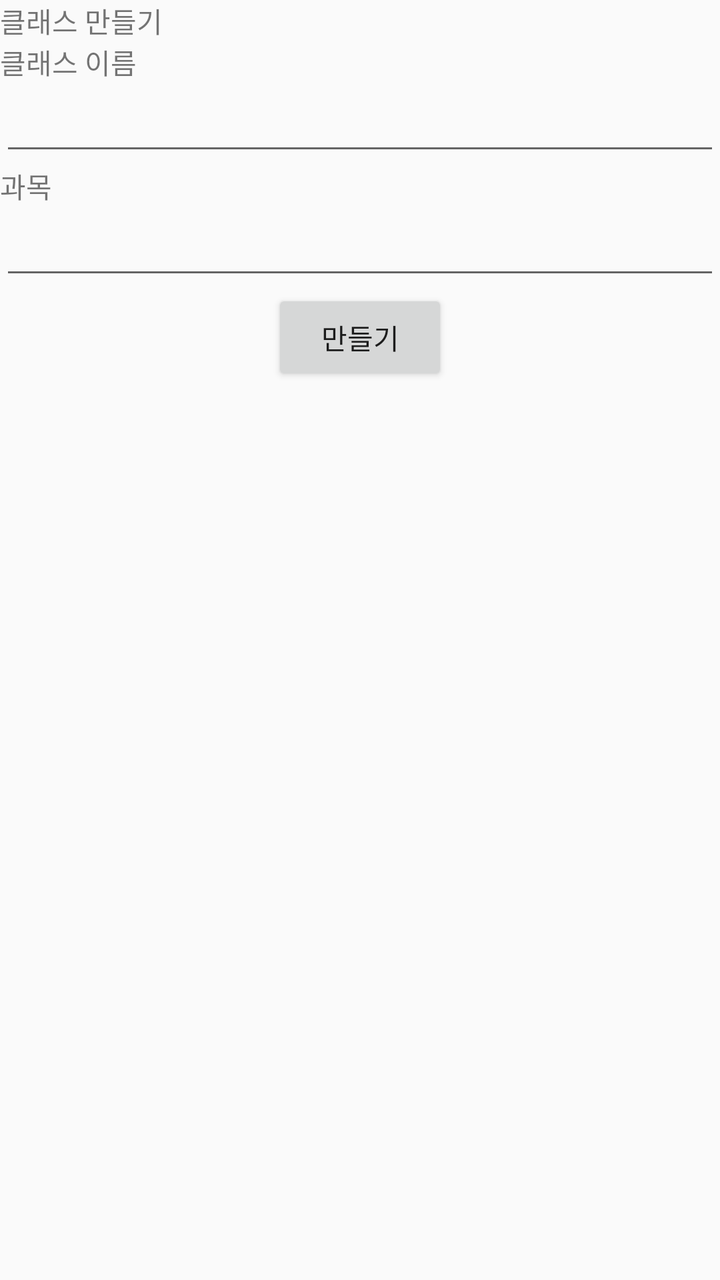
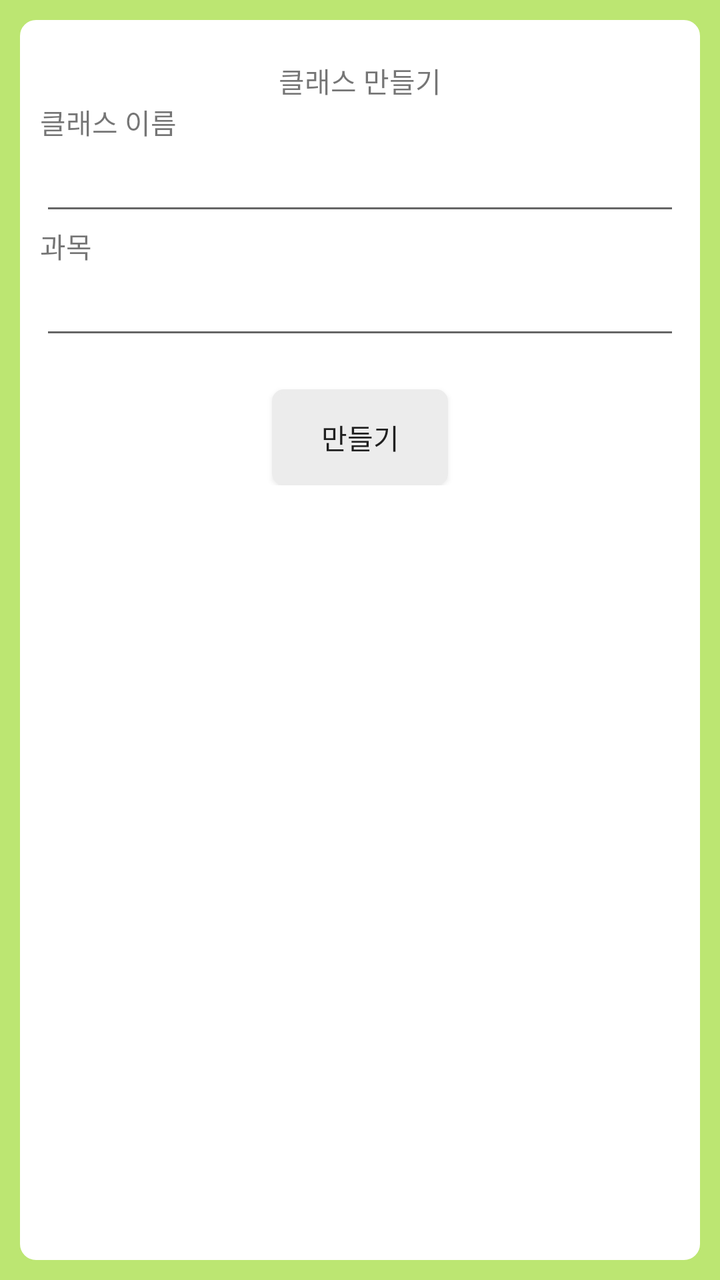

The first picture is an Android layout as it rendered before a commit; the second is the same layout after the commit. The layout source and the unified diff follow.
<!-- AndroidManifest.xml: application theme Theme.AppCompat.Light.DarkActionBar -->
<!-- res/layout/activity_create_by_t.xml -->
<?xml version="1.0" encoding="utf-8"?>
<LinearLayout xmlns:android="http://schemas.android.com/apk/res/android"
    android:layout_width="match_parent"
    android:layout_height="match_parent"
    android:orientation="vertical">

    <LinearLayout
        android:layout_width="match_parent"
        android:layout_height="wrap_content"
        android:orientation="vertical">

        <TextView
            android:layout_width="wrap_content"
            android:layout_height="wrap_content"
            android:text="클래스 만들기"/>

        <TableLayout
            android:layout_width="match_parent"
            android:layout_height="wrap_content"
            android:shrinkColumns="0"
            android:stretchColumns="0">

            <TextView
                android:text="클래스 이름"
                android:layout_gravity="center"/>
            <EditText
                android:inputType="text"/>

            <TextView
                android:text="과목"
                android:layout_gravity="center"/>
            <EditText
                android:inputType="text"/>

        </TableLayout>

        <Button
            android:layout_width="wrap_content"
            android:layout_height="wrap_content"
            android:layout_gravity="center"
            android:text="만들기"/>

    </LinearLayout>
</LinearLayout>
<!-- resources referenced by this layout -->
<resources>

</resources>

<!-- the commit's change to res/layout/activity_create_by_t.xml (unified diff, before → after) -->
@@ -2,14 +2,23 @@
 <LinearLayout xmlns:android="http://schemas.android.com/apk/res/android"
     android:layout_width="match_parent"
     android:layout_height="match_parent"
+    android:background="#BCE672"
+    android:padding="10dp"
     android:orientation="vertical">
+<LinearLayout
+    android:layout_width="match_parent"
+    android:layout_height="match_parent"
+    android:background="@drawable/border">
 
     <LinearLayout
         android:layout_width="match_parent"
         android:layout_height="wrap_content"
+        android:layout_margin="10dp"
         android:orientation="vertical">
 
         <TextView
+            android:layout_marginTop="10dp"
+            android:layout_gravity="center"
             android:layout_width="wrap_content"
             android:layout_height="wrap_content"
             android:text="클래스 만들기"/>
@@ -35,6 +44,8 @@
         </TableLayout>
 
         <Button
+            android:background="@drawable/btn_re"
+            android:layout_marginTop="20dp"
             android:layout_width="wrap_content"
             android:layout_height="wrap_content"
             android:layout_gravity="center"
@@ -42,3 +53,4 @@
 
     </LinearLayout>
 </LinearLayout>
+</LinearLayout>
<!-- resource entries referenced after the edit -->
@@ -1,5 +1,37 @@
 <!-- resources referenced by this layout -->
 <resources>
-
+  <!-- drawable border (drawable) -->
+  <?xml version="1.0" encoding="utf-8"?>
+  <shape xmlns:android="http://schemas.android.com/apk/res/android">
+      android:padding="10dp"
+      android:shape="retangle">
+  
+      <stroke android:width="2dp"
+          android:color="@color/white"/>
+  
+      <solid android:color="#ffffff"/>
+      <corners
+          android:topRightRadius="7dp"
+          android:topLeftRadius="7dp"
+          android:bottomRightRadius="7dp"
+          android:bottomLeftRadius="7dp"/>
+  </shape>
+  <!-- drawable btn_re (drawable) -->
+  <?xml version="1.0" encoding="utf-8"?>
+  <shape xmlns:android="http://schemas.android.com/apk/res/android">
+  
+      <solid android:color="#ececec"/>
+  
+      <stroke
+          android:width="2dp"
+          android:color="#ececec"/>
+      <corners
+          android:topLeftRadius="5dp"
+          android:topRightRadius="5dp"
+          android:bottomLeftRadius="5dp"
+          android:bottomRightRadius="5dp" />
+  
+  </shape>
+  <color name="white">#FFFFFF</color>
 </resources>
 
